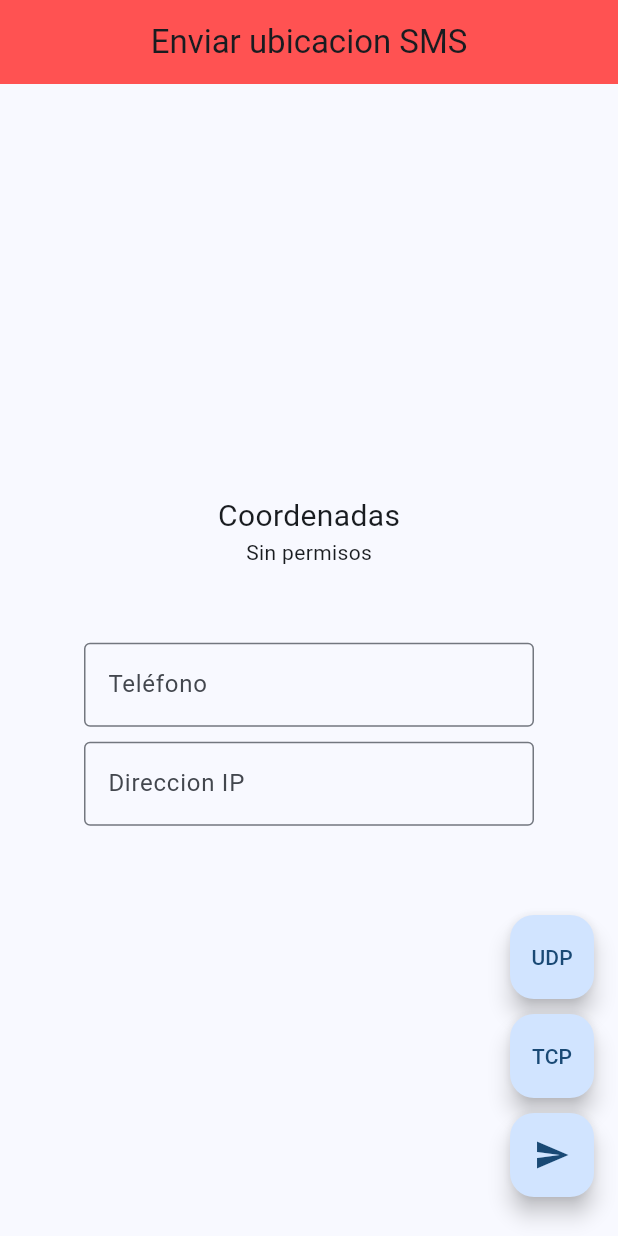
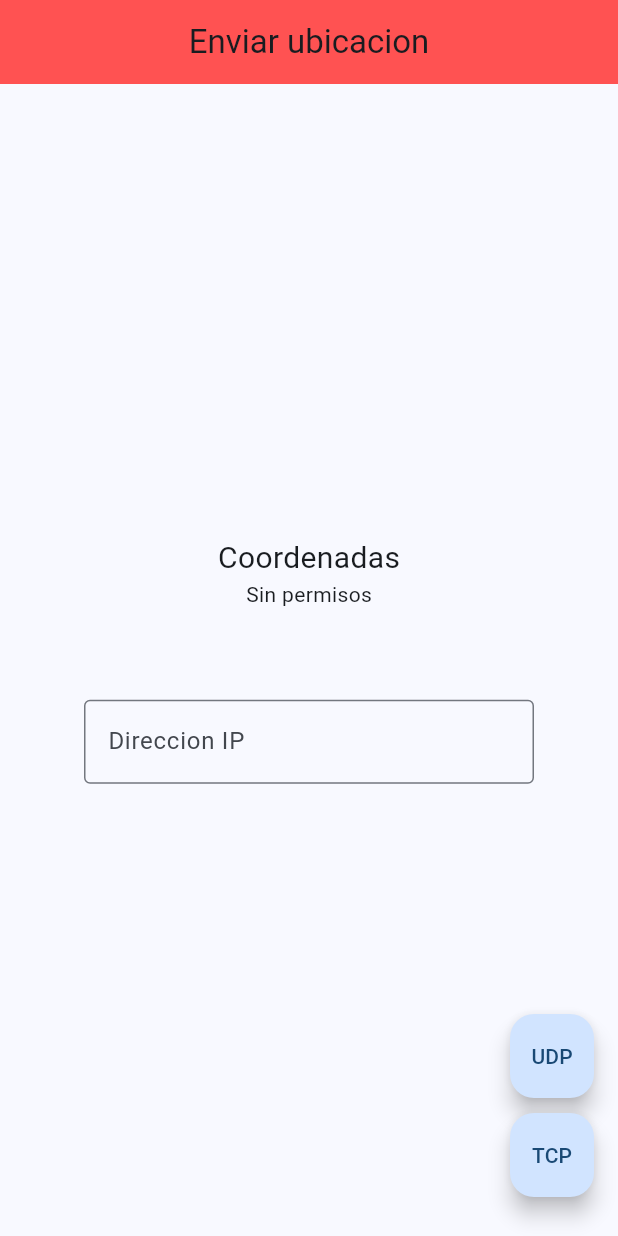
Before and after one commit to avs13/diseno-electronico, a Flutter app: the screen it shows after launch, on a phone screen of 412 x 824 dp. Run offline on Flutter 3.47's test engine with Material 2 defaults, Android fonts, the phone set to English and light mode, and no system bars; our stand-ins replace fluttertoast, geolocator.

Commit message:
Se elimino la carazteristica de enviar sms

```diff
--- a/gps-sms-app/lib/main.dart
+++ b/gps-sms-app/lib/main.dart
@@ -1,7 +1,6 @@
 import 'dart:async';
 import 'package:flutter/material.dart';
 import 'package:geolocator/geolocator.dart';
-import 'package:telephony/telephony.dart';
 import 'package:fluttertoast/fluttertoast.dart';
 import 'services/udp.dart';
 import 'services/tcp.dart';
@@ -39,14 +38,12 @@ class MyHomePage extends StatefulWidget {
 class _MyHomePageState extends State<MyHomePage> {
   String latitude = "";
   String longitude = "";
-  String phone = "";
   List<String> listIp = [""];
   List<int> listPort = [0];
   String ip = "";
   int port = 80;
   String timestamp = "";
   StreamSubscription<Position>? positionStream;
-  final Telephony telephony = Telephony.instance;
   final LocationSettings locationSettings = const LocationSettings(
     accuracy: LocationAccuracy.high,
     distanceFilter: 100,
@@ -112,7 +109,7 @@ class _MyHomePageState extends State<MyHomePage> {
   Widget build(BuildContext context) {
 
     return Scaffold(
-      appBar: AppBar(title: const Text("Enviar ubicacion SMS"),
+      appBar: AppBar(title: const Text("Enviar ubicacion"),
         centerTitle: true,
         backgroundColor: Colors.redAccent,
       ),
@@ -123,15 +120,6 @@ class _MyHomePageState extends State<MyHomePage> {
             const Center(child:  Text("Coordenadas", style: TextStyle(fontSize: 20))),
             Center(child:  Text(latitude == "" ?'Sin permisos': 'Latitud:$latitude Longitud: $longitude',)),
             const SizedBox(height: 50),
-            SizedBox(width: 300, child:TextField(onChanged: (value){
-              if(value.isNotEmpty){
-                phone =value;
-                setState(() {
-                });
-              }
-            },decoration: const InputDecoration(border: OutlineInputBorder(),labelText: "Teléfono",),
-              keyboardType: TextInputType.number,
-            ),),
             const SizedBox(height: 10),
             SizedBox(width: 300,
               child:TextField(onChanged: (value){
@@ -198,21 +186,7 @@ class _MyHomePageState extends State<MyHomePage> {
             child: const Text("TCP"),
           ),
           const SizedBox(height: 10),
-          FloatingActionButton(
-            onPressed: (){
-              if(phone.length != 10){
-                Fluttertoast.showToast(msg: 'Teléfono invalido');
-              }
-              if (positionStream == null ){
-                getLocation();
-              }
-              if(phone.length == 10 && latitude != "" && longitude != ""){
-                telephony.sendSms(to: phone, message: 'Tus coordenadas son : \n Latitud:$latitude \n Longitud: $longitude \n timestamp: $timestamp');
-                Fluttertoast.showToast(msg: 'Ubicacion Enviada');
-              }
-            },
-            child:const Icon(Icons.send) ,
-          ),const SizedBox(height: 10),
+
         ],),
     );//
   }
```
Also changed, not shown: 1 other file.
